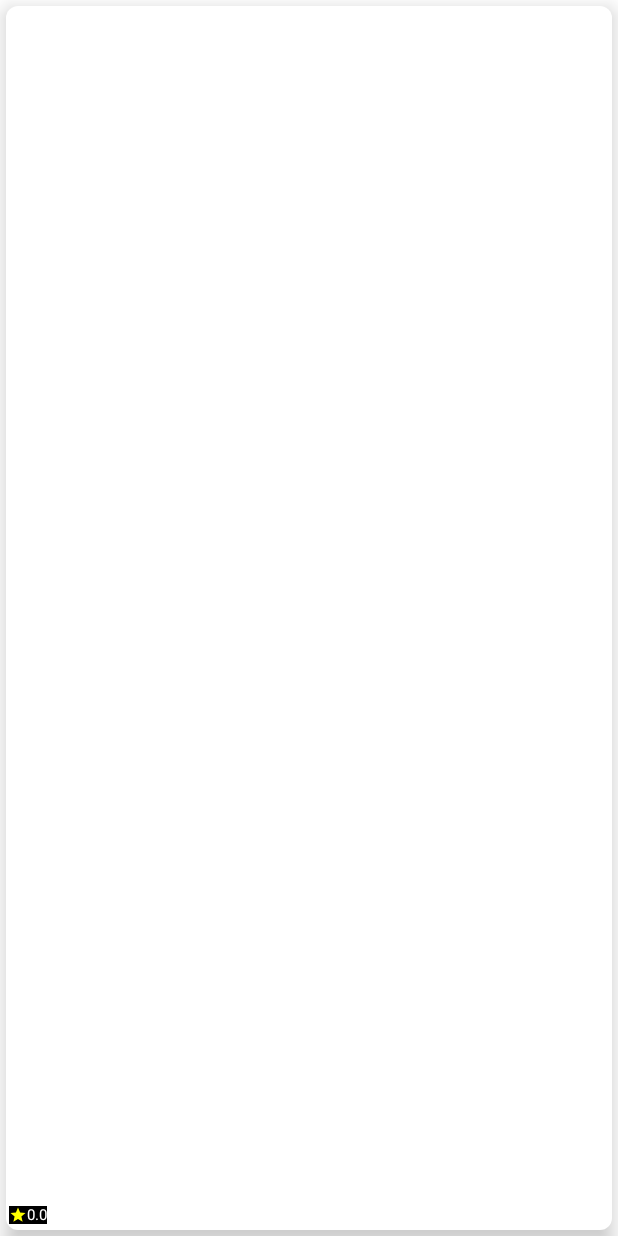
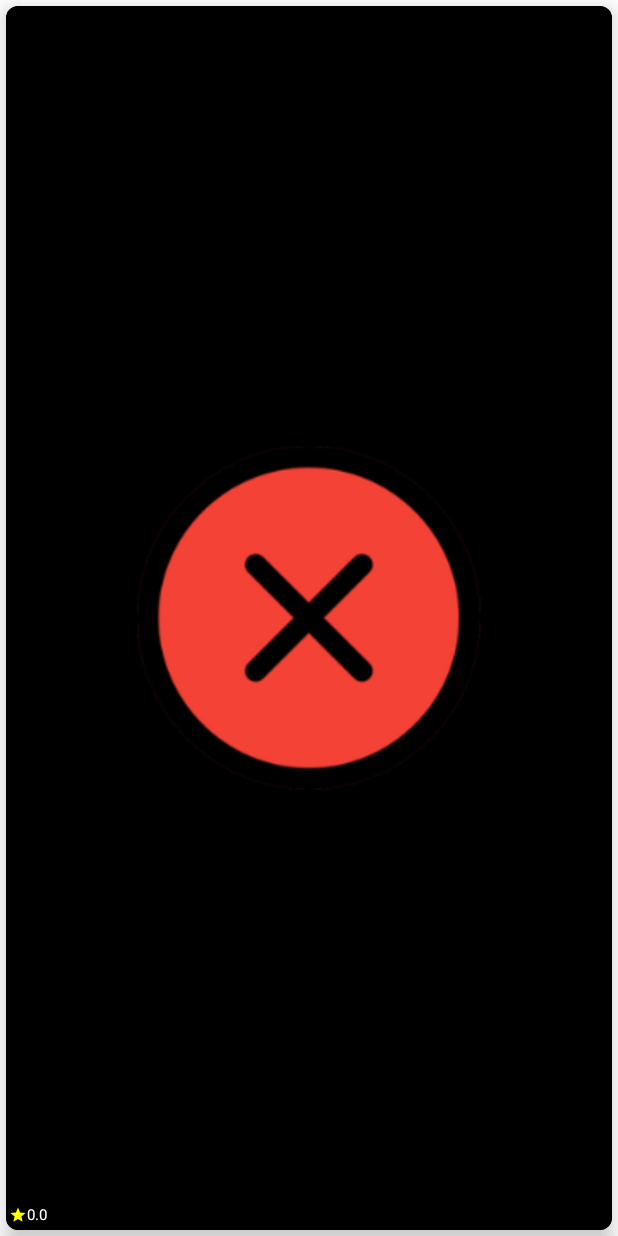
Before and after one commit to RamariaDeveloper/Movi, an Android app built with Jetpack Compose: the composable MovieItem called with empty values, on a phone screen of 412 x 824 dp. Run offline under Robolectric (Android 15) with nearby library versions, the phone set to English and light mode, and no system bars; pictures from the network do not load.

Commit message:
Adjusts MovieItem and added MovieContent

```diff
--- a/app/src/main/java/br/com/movieapp/features/popular/presentation/components/MovieItem.kt
+++ b/app/src/main/java/br/com/movieapp/features/popular/presentation/components/MovieItem.kt
@@ -4,6 +4,7 @@ import androidx.compose.foundation.background
 import androidx.compose.foundation.clickable
 import androidx.compose.foundation.layout.Box
 import androidx.compose.foundation.layout.fillMaxSize
+import androidx.compose.foundation.layout.fillMaxWidth
 import androidx.compose.foundation.layout.height
 import androidx.compose.foundation.layout.padding
 import androidx.compose.foundation.shape.RoundedCornerShape
@@ -11,10 +12,16 @@ import androidx.compose.material.Card
 import androidx.compose.runtime.Composable
 import androidx.compose.ui.Alignment
 import androidx.compose.ui.Modifier
-import androidx.compose.ui.focus.focusModifier
+import androidx.compose.ui.draw.clip
 import androidx.compose.ui.graphics.Color
+import androidx.compose.ui.layout.ContentScale
+import androidx.compose.ui.platform.LocalContext
+import androidx.compose.ui.tooling.preview.Preview
 import androidx.compose.ui.unit.dp
 import androidx.compose.ui.zIndex
+import br.com.movieapp.R
+import coil.compose.AsyncImage
+import coil.request.ImageRequest
 
 @Composable
 fun MovieItem(
@@ -46,7 +53,34 @@ fun MovieItem(
             shape = RoundedCornerShape(8.dp),
             elevation = 8.dp
         ) {
-
+            Box {
+                AsyncImage(
+                    model = ImageRequest.Builder(LocalContext.current)
+                        .crossfade(true)
+                        .error(R.drawable.ic_error_image)
+                        .placeholder(R.drawable.ic_placeholder)
+                        .build(),
+                    contentDescription = null,
+                    contentScale = ContentScale.FillHeight,
+                    modifier = Modifier
+                        .fillMaxWidth()
+                        .align(Alignment.BottomCenter)
+                        .background(Color.Black)
+                        .clip(RoundedCornerShape(8.dp))
+                )
+            }
         }
     }
 }
+
+@Preview
+@Composable
+fun MovieItemPreview() {
+    MovieItem(
+        modifier = Modifier,
+        voteAvarage = 7.2,
+        imageUrl = "",
+        id = 1,
+        onClick = {}
+    )
+}
```
Also changed, not shown: app/src/main/java/br/com/movieapp/features/popular/presentation/components/MovieContent.kt (added, +49 -0 lines).
